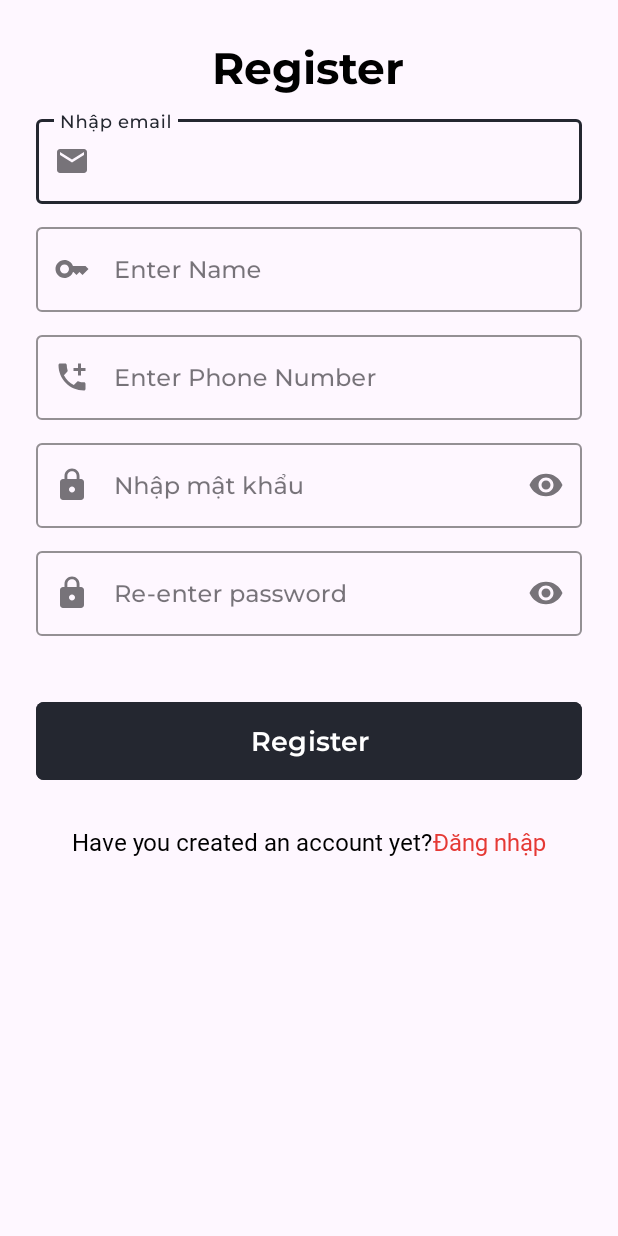
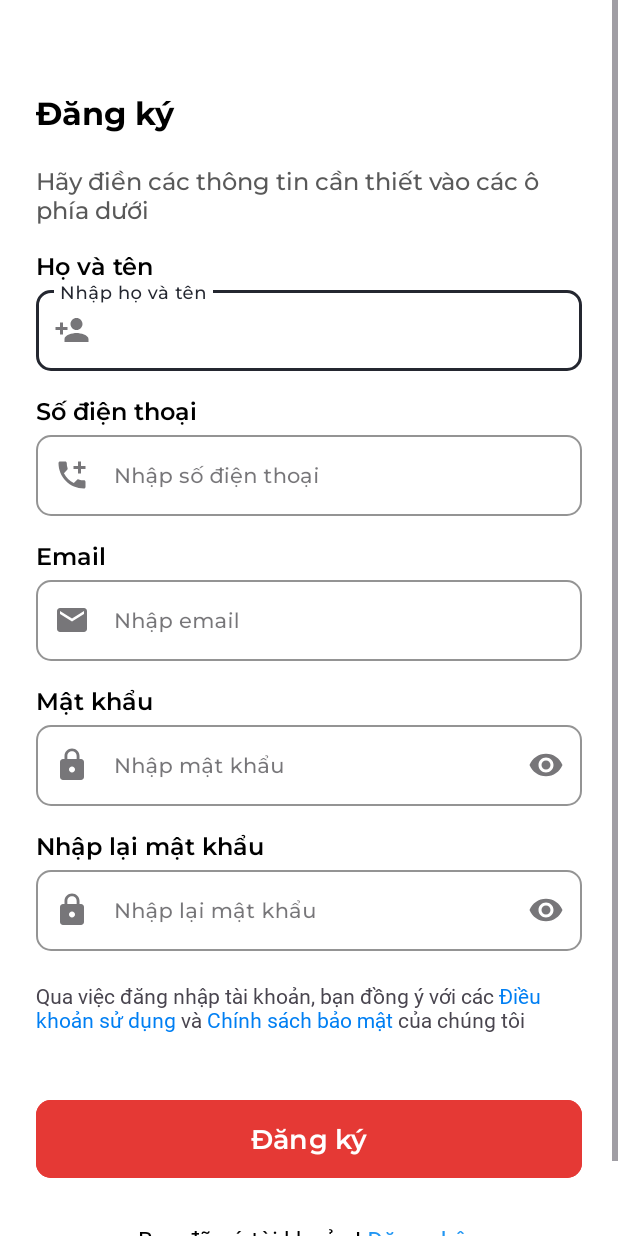
Before and after one commit to Avengers-Technology/AndroidKotlin-FastFood, an Android app: the RegisterAct screen opened directly, with no data from a screen before it, on a phone screen of 412 x 824 dp. Run offline under Robolectric (Android 15) with nearby library versions, the phone set to English and light mode, and no system bars.

Commit message:
Update Register Screen

```diff
--- /dev/null
+++ b/app/src/main/res/drawable/ic_person.xml
@@ -0,0 +1,5 @@
+<vector xmlns:android="http://schemas.android.com/apk/res/android" android:height="24dp" android:tint="#000000" android:viewportHeight="24" android:viewportWidth="24" android:width="24dp">
+
+    <path android:fillColor="@android:color/white" android:pathData="M15,12c2.21,0 4,-1.79 4,-4s-1.79,-4 -4,-4 -4,1.79 -4,4 1.79,4 4,4zM6,10L6,7L4,7v3L1,10v2h3v3h2v-3h3v-2L6,10zM15,14c-2.67,0 -8,1.34 -8,4v2h16v-2c0,-2.66 -5.33,-4 -8,-4z"/>
+
+</vector>
--- a/app/src/main/res/layout/act_register.xml
+++ b/app/src/main/res/layout/act_register.xml
@@ -1,71 +1,79 @@
 <?xml version="1.0" encoding="utf-8"?>
-<LinearLayout xmlns:android="http://schemas.android.com/apk/res/android"
+<ScrollView
+    xmlns:android="http://schemas.android.com/apk/res/android"
     xmlns:app="http://schemas.android.com/apk/res-auto"
     android:layout_width="match_parent"
-    android:layout_height="match_parent"
+     android:layout_height="match_parent">
+
+    <LinearLayout
+        android:layout_width="match_parent"
+        android:layout_height="wrap_content"
         android:orientation="vertical"
-    android:padding="@dimen/margin_24">
+        android:padding="@dimen/margin_24"
+        android:background="@color/white">
 
         <TextView
             android:layout_width="wrap_content"
             android:layout_height="wrap_content"
-        android:layout_gravity="center_horizontal"
             android:fontFamily="@font/montserrat_bold"
             android:text="@string/register"
             android:textColor="@color/black"
-        android:textSize="@dimen/text_size_29"
-        app:layout_constraintEnd_toEndOf="parent"
-        app:layout_constraintStart_toStartOf="parent"
-        app:layout_constraintTop_toTopOf="parent" />
+            android:textSize="@dimen/text_size_21"
+            android:layout_marginTop="@dimen/margin_36" />
 
-    <com.google.android.material.textfield.TextInputLayout
-        android:id="@+id/tilEmail"
-        style="@style/Widget.MaterialComponents.TextInputLayout.OutlinedBox"
-        android:layout_width="match_parent"
+        <TextView
+            android:layout_width="wrap_content"
             android:layout_height="wrap_content"
-        android:layout_marginTop="10dp"
-        android:fontFamily="@font/montserrat_medium"
-        android:hint="@string/enter_email"
-        app:boxStrokeColor="@color/primary"
-        app:endIconMode="clear_text"
-        app:hintTextColor="@color/primary"
-        app:layout_constraintTop_toTopOf="parent"
-        app:startIconDrawable="@drawable/ic_email">
+            android:layout_marginTop="@dimen/margin_20"
+            android:text="@string/title_require_input_register"
+            android:textSize="@dimen/text_size_16"
+            android:textColor="@color/gray_595959"
+            android:fontFamily="@font/montserrat_medium" />
 
-        <com.google.android.material.textfield.TextInputEditText
-            android:id="@+id/edtEmail"
-            android:layout_width="match_parent"
-            android:layout_height="match_parent"
-            android:fontFamily="@font/montserrat_medium" />
-    </com.google.android.material.textfield.TextInputLayout>
+        <TextView
+            android:layout_width="wrap_content"
+            android:layout_height="wrap_content"
+            android:layout_marginTop="@dimen/margin_15"
+            android:text="@string/label_name"
+            android:textSize="@dimen/text_size_16"
+            android:fontFamily="@font/montserrat_semi_bold"
+            android:textColor="@color/black"/>
 
         <com.google.android.material.textfield.TextInputLayout
             android:id="@+id/tilName"
-        style="@style/Widget.MaterialComponents.TextInputLayout.OutlinedBox"
+            style="@style/CustomTextInputLayout"
             android:layout_width="match_parent"
             android:layout_height="wrap_content"
-        android:layout_marginTop="@dimen/margin_10"
             android:fontFamily="@font/montserrat_medium"
             android:hint="@string/enter_name"
             app:boxStrokeColor="@color/primary"
             app:endIconMode="clear_text"
             app:hintTextColor="@color/primary"
             app:layout_constraintTop_toTopOf="parent"
-        app:startIconDrawable="@drawable/ic_key">
+            app:startIconDrawable="@drawable/ic_person">
 
             <com.google.android.material.textfield.TextInputEditText
                 android:id="@+id/edtName"
                 android:layout_width="match_parent"
                 android:layout_height="match_parent"
-            android:fontFamily="@font/montserrat_medium" />
+                android:fontFamily="@font/montserrat_medium"
+                android:textSize="@dimen/text_size_14"/>
         </com.google.android.material.textfield.TextInputLayout>
+
+        <TextView
+            android:layout_width="wrap_content"
+            android:layout_height="wrap_content"
+            android:layout_marginTop="@dimen/margin_15"
+            android:text="@string/label_phone_number"
+            android:textSize="@dimen/text_size_16"
+            android:fontFamily="@font/montserrat_semi_bold"
+            android:textColor="@color/black"/>
 
         <com.google.android.material.textfield.TextInputLayout
             android:id="@+id/tilPhone"
-        style="@style/Widget.MaterialComponents.TextInputLayout.OutlinedBox"
+            style="@style/CustomTextInputLayout"
             android:layout_width="match_parent"
             android:layout_height="wrap_content"
-        android:layout_marginTop="@dimen/margin_10"
             android:fontFamily="@font/montserrat_medium"
             android:hint="@string/enter_phone_number"
             app:boxStrokeColor="@color/primary"
@@ -79,15 +87,54 @@
                 android:layout_width="match_parent"
                 android:layout_height="match_parent"
                 android:fontFamily="@font/montserrat_medium"
-            android:inputType="number" />
+                android:inputType="number"
+                android:textSize="@dimen/text_size_14"/>
         </com.google.android.material.textfield.TextInputLayout>
+
+        <TextView
+            android:layout_width="wrap_content"
+            android:layout_height="wrap_content"
+            android:layout_marginTop="@dimen/margin_15"
+            android:text="@string/title_email"
+            android:textSize="@dimen/text_size_16"
+            android:fontFamily="@font/montserrat_semi_bold"
+            android:textColor="@color/black"/>
+
+        <com.google.android.material.textfield.TextInputLayout
+            android:id="@+id/tilEmail"
+            style="@style/CustomTextInputLayout"
+            android:layout_width="match_parent"
+            android:layout_height="wrap_content"
+            android:fontFamily="@font/montserrat_medium"
+            android:hint="@string/enter_email"
+            app:boxStrokeColor="@color/primary"
+            app:endIconMode="clear_text"
+            app:hintTextColor="@color/primary"
+            app:layout_constraintTop_toTopOf="parent"
+            app:startIconDrawable="@drawable/ic_email">
+
+            <com.google.android.material.textfield.TextInputEditText
+                android:id="@+id/edtEmail"
+                android:layout_width="match_parent"
+                android:layout_height="match_parent"
+                android:fontFamily="@font/montserrat_medium"
+                android:textSize="@dimen/text_size_14"/>
+        </com.google.android.material.textfield.TextInputLayout>
+
+        <TextView
+            android:layout_width="wrap_content"
+            android:layout_height="wrap_content"
+            android:layout_marginTop="@dimen/margin_15"
+            android:text="@string/title_password"
+            android:textSize="@dimen/text_size_16"
+            android:fontFamily="@font/montserrat_semi_bold"
+            android:textColor="@color/black"/>
 
         <com.google.android.material.textfield.TextInputLayout
             android:id="@+id/tilPassword"
-        style="@style/Widget.MaterialComponents.TextInputLayout.OutlinedBox"
+            style="@style/CustomTextInputLayout"
             android:layout_width="match_parent"
             android:layout_height="wrap_content"
-        android:layout_marginTop="@dimen/margin_10"
             android:fontFamily="@font/montserrat_medium"
             android:hint="@string/enter_password"
             app:boxStrokeColor="@color/primary"
@@ -101,15 +148,24 @@
                 android:layout_width="match_parent"
                 android:layout_height="match_parent"
                 android:fontFamily="@font/montserrat_medium"
-            android:inputType="textPassword" />
+                android:inputType="textPassword"
+                android:textSize="@dimen/text_size_14"/>
         </com.google.android.material.textfield.TextInputLayout>
+
+        <TextView
+            android:layout_width="wrap_content"
+            android:layout_height="wrap_content"
+            android:layout_marginTop="@dimen/margin_15"
+            android:text="@string/re_password"
+            android:textSize="@dimen/text_size_16"
+            android:fontFamily="@font/montserrat_semi_bold"
+            android:textColor="@color/black"/>
 
         <com.google.android.material.textfield.TextInputLayout
             android:id="@+id/tilConfirmPassword"
-        style="@style/Widget.MaterialComponents.TextInputLayout.OutlinedBox"
+            style="@style/CustomTextInputLayout"
             android:layout_width="match_parent"
             android:layout_height="wrap_content"
-        android:layout_marginTop="@dimen/margin_10"
             android:fontFamily="@font/montserrat_medium"
             android:hint="@string/re_enter_password"
             app:boxStrokeColor="@color/primary"
@@ -123,8 +179,20 @@
                 android:layout_width="match_parent"
                 android:layout_height="match_parent"
                 android:fontFamily="@font/montserrat_medium"
-            android:inputType="textPassword" />
+                android:inputType="textPassword"
+                android:textSize="@dimen/text_size_14"/>
         </com.google.android.material.textfield.TextInputLayout>
+
+        <TextView
+            android:id="@+id/tv_policy"
+            android:layout_width="wrap_content"
+            android:layout_height="wrap_content"
+            android:text="@string/policy"
+            android:textSize="@dimen/text_size_14"
+            android:layout_marginTop="@dimen/margin_20"
+            android:fontFamily="@font/montserrat_regular"
+            app:layout_constraintTop_toBottomOf="@id/tv_forgot_password"
+            app:layout_constraintStart_toStartOf="parent" />
 
         <com.google.android.material.button.MaterialButton
             android:id="@+id/btnSignUp"
@@ -135,8 +203,8 @@
             android:text="@string/register"
             android:textColor="@color/white"
             android:textSize="@dimen/text_size_18"
-        app:cornerRadius="@dimen/margin_5"
-        android:backgroundTint="@color/primary"/>
+            app:cornerRadius="@dimen/margin_10"
+            android:backgroundTint="@color/red600" />
 
         <LinearLayout
             android:layout_width="match_parent"
@@ -160,9 +228,12 @@
                 android:layout_height="wrap_content"
                 android:fontFamily="@font/montserrat_regular"
                 android:text="@string/login"
-            android:textColor="@color/red600"
-            android:textSize="@dimen/text_size_16" />
+                android:textColor="@color/blue500"
+                android:textSize="@dimen/text_size_16"
+                android:layout_marginStart="@dimen/margin_4"/>
 
         </LinearLayout>
 
     </LinearLayout>
+
+</ScrollView>
--- a/app/src/main/res/values/strings.xml
+++ b/app/src/main/res/values/strings.xml
@@ -11,12 +11,12 @@
     <string name="login">Đăng nhập</string>
     <string name="enter_email">Nhập email</string>
     <string name="enter_password">Nhập mật khẩu</string>
-    <string name="register">Register</string>
+    <string name="register">Đăng ký</string>
     <string name="have_an_account">Bạn chưa có tài khoản!</string>
-    <string name="enter_name">Enter Name</string>
-    <string name="enter_phone_number">Enter Phone Number</string>
-    <string name="re_enter_password">Re-enter password</string>
-    <string name="have_you_created_an_account_yet">Have you created an account yet? </string>
+    <string name="enter_name">Nhập họ và tên</string>
+    <string name="enter_phone_number">Nhập số điện thoại</string>
+    <string name="re_enter_password">Nhập lại mật khẩu</string>
+    <string name="have_you_created_an_account_yet">Bạn đã có tài khoản !</string>
     <string name="read">Read</string>
     <string name="un_read">Unread</string>
     <string name="notification">Notification</string>
@@ -37,5 +37,9 @@
     <string name="forgot_password">Quên mật khẩu ?</string>
     <string name="policy">Qua việc đăng nhập tài khoản, bạn đồng ý với các <font color='#007FF3'>Điều khoản sử dụng</font> và <font color='#007FF3'>Chính sách bảo mật</font> của chúng tôi</string>
     <string name="register_now">Đăng ký ngay</string>
+    <string name="title_require_input_register">Hãy điền các thông tin cần thiết vào các ô phía dưới</string>
+    <string name="label_name">Họ và tên</string>
+    <string name="label_phone_number">Số điện thoại</string>
+    <string name="re_password">Nhập lại mật khẩu</string>
 
 </resources>
```
Lines whose indentation alone changed are shown as unchanged.
